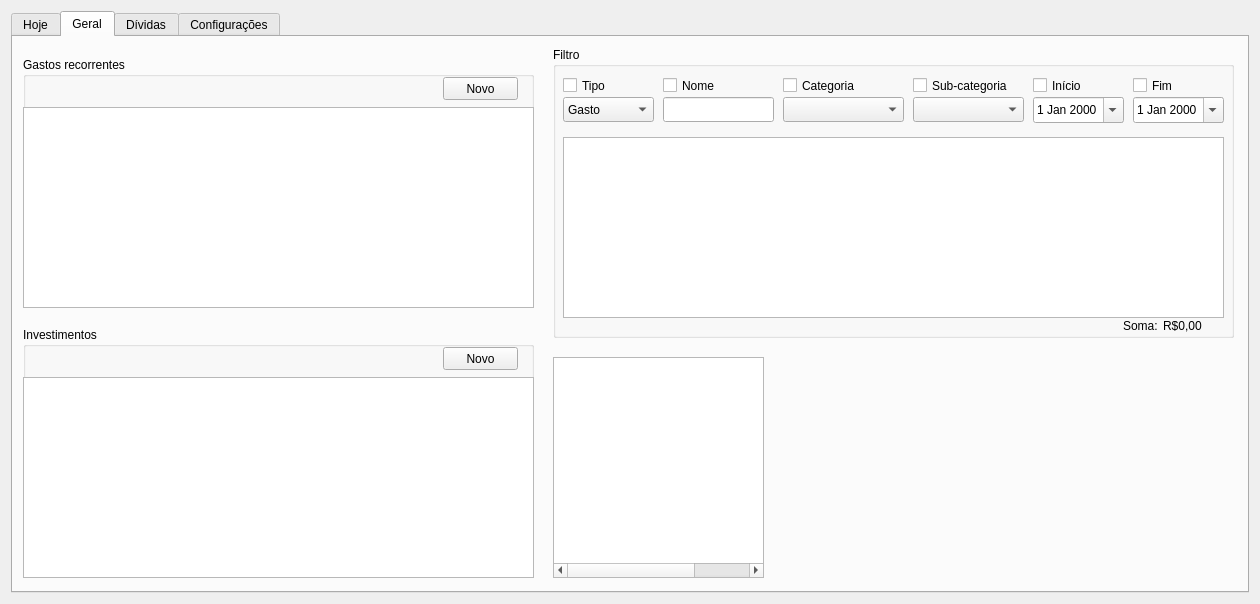
First picture: the form in ui/janela.ui, repository vazerick/controle_gastos, before the edit.
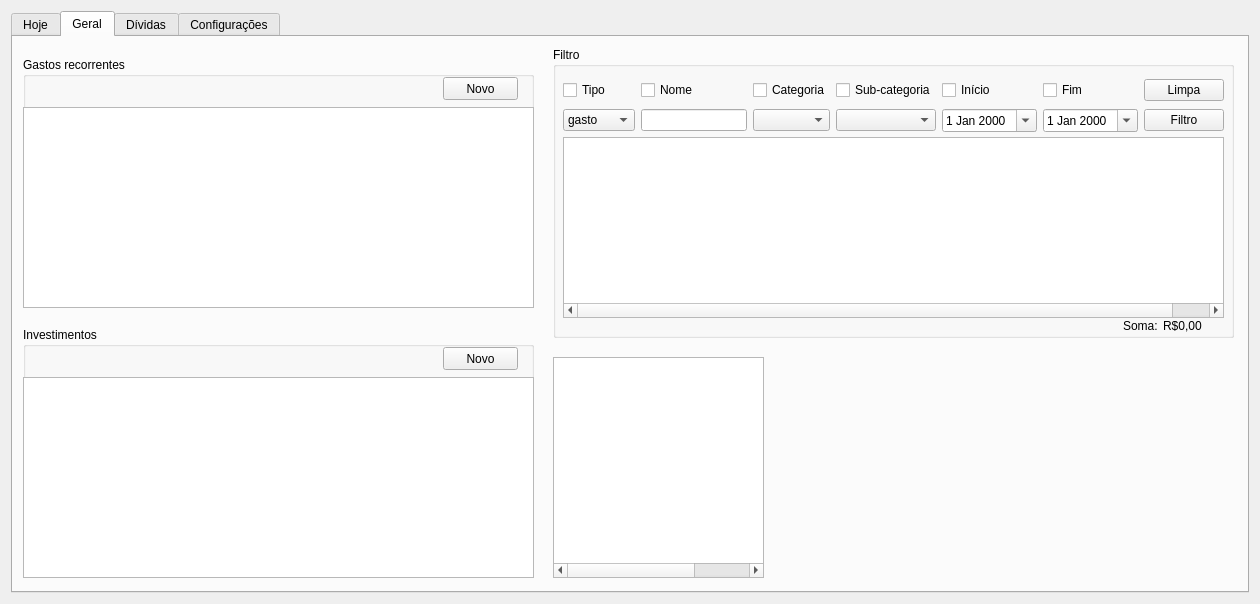
Second picture: the form after the edit. The open tabs and pages were chosen to show the change. Custom widgets are drawn as their Qt base class.

Commit message: Sistema de filtro

Diff of the .ui file:
```diff
--- a/ui/janela.ui
+++ b/ui/janela.ui
@@ -1086,63 +1086,7 @@
        <property name="title">
         <string>Filtro</string>
        </property>
-       <widget class="QComboBox" name="comboSub">
-        <property name="geometry">
-         <rect>
-          <x>360</x>
-          <y>50</y>
-          <width>111</width>
-          <height>25</height>
-         </rect>
-        </property>
-       </widget>
-       <widget class="QLineEdit" name="inputFiltro">
-        <property name="geometry">
-         <rect>
-          <x>110</x>
-          <y>50</y>
-          <width>111</width>
-          <height>25</height>
-         </rect>
-        </property>
-       </widget>
-       <widget class="QComboBox" name="comboCategoria">
-        <property name="geometry">
-         <rect>
-          <x>230</x>
-          <y>50</y>
-          <width>121</width>
-          <height>25</height>
-         </rect>
-        </property>
-       </widget>
-       <widget class="QDateEdit" name="dateInicio">
-        <property name="geometry">
-         <rect>
-          <x>480</x>
-          <y>50</y>
-          <width>91</width>
-          <height>26</height>
-         </rect>
-        </property>
-        <property name="calendarPopup">
-         <bool>true</bool>
-        </property>
-       </widget>
-       <widget class="QDateEdit" name="dateFim">
-        <property name="geometry">
-         <rect>
-          <x>580</x>
-          <y>50</y>
-          <width>91</width>
-          <height>26</height>
-         </rect>
-        </property>
-        <property name="calendarPopup">
-         <bool>true</bool>
-        </property>
-       </widget>
-       <widget class="QTreeWidget" name="treeSaida_2">
+       <widget class="QTreeWidget" name="treeFiltro">
         <property name="geometry">
          <rect>
           <x>10</x>
@@ -1170,7 +1114,7 @@
          <bool>true</bool>
         </property>
         <property name="headerHidden">
-         <bool>true</bool>
+         <bool>false</bool>
         </property>
         <attribute name="headerVisible">
          <bool>false</bool>
@@ -1181,6 +1125,11 @@
         <attribute name="headerHighlightSections">
          <bool>false</bool>
         </attribute>
+        <column>
+         <property name="text">
+          <string>Tipo</string>
+         </property>
+        </column>
         <column>
          <property name="text">
           <string>Item</string>
@@ -1225,114 +1174,6 @@
          <string>Soma: </string>
         </property>
        </widget>
-       <widget class="QCheckBox" name="checkRelCat">
-        <property name="geometry">
-         <rect>
-          <x>230</x>
-          <y>30</y>
-          <width>121</width>
-          <height>17</height>
-         </rect>
-        </property>
-        <property name="text">
-         <string>Categoria</string>
-        </property>
-       </widget>
-       <widget class="QCheckBox" name="checkRelSub">
-        <property name="geometry">
-         <rect>
-          <x>360</x>
-          <y>30</y>
-          <width>111</width>
-          <height>17</height>
-         </rect>
-        </property>
-        <property name="text">
-         <string>Sub-categoria</string>
-        </property>
-       </widget>
-       <widget class="QCheckBox" name="checkRelInicio">
-        <property name="geometry">
-         <rect>
-          <x>480</x>
-          <y>30</y>
-          <width>61</width>
-          <height>17</height>
-         </rect>
-        </property>
-        <property name="text">
-         <string>Início</string>
-        </property>
-       </widget>
-       <widget class="QCheckBox" name="checkRelFim">
-        <property name="geometry">
-         <rect>
-          <x>580</x>
-          <y>30</y>
-          <width>61</width>
-          <height>17</height>
-         </rect>
-        </property>
-        <property name="text">
-         <string>Fim</string>
-        </property>
-       </widget>
-       <widget class="QCheckBox" name="checkRelNome">
-        <property name="geometry">
-         <rect>
-          <x>110</x>
-          <y>30</y>
-          <width>61</width>
-          <height>17</height>
-         </rect>
-        </property>
-        <property name="text">
-         <string>Nome</string>
-        </property>
-       </widget>
-       <widget class="QCheckBox" name="checkRelTipo">
-        <property name="geometry">
-         <rect>
-          <x>10</x>
-          <y>30</y>
-          <width>61</width>
-          <height>17</height>
-         </rect>
-        </property>
-        <property name="text">
-         <string>Tipo</string>
-        </property>
-       </widget>
-       <widget class="QComboBox" name="comboTimpo">
-        <property name="geometry">
-         <rect>
-          <x>10</x>
-          <y>50</y>
-          <width>91</width>
-          <height>25</height>
-         </rect>
-        </property>
-        <item>
-         <property name="text">
-          <string>Gasto</string>
-         </property>
-        </item>
-        <item>
-         <property name="text">
-          <string>Entrada</string>
-         </property>
-        </item>
-        <item>
-         <property name="text">
-          <string>Fixo</string>
-         </property>
-        </item>
-        <item>
-         <property name="text">
-          <string>Reserva</string>
-         </property>
-        </item>
-       </widget>
        <widget class="QLabel" name="labelSomaFiltro">
         <property name="geometry">
          <rect>
@@ -1346,6 +1187,116 @@
          <string>R$0,00</string>
         </property>
        </widget>
+       <widget class="QWidget" name="">
+        <property name="geometry">
+         <rect>
+          <x>10</x>
+          <y>30</y>
+          <width>661</width>
+          <height>59</height>
+         </rect>
+        </property>
+        <layout class="QGridLayout" name="gridLayout_3">
+         <item row="0" column="3">
+          <widget class="QCheckBox" name="checkRelSub">
+           <property name="text">
+            <string>Sub-categoria</string>
+           </property>
+          </widget>
+         </item>
+         <item row="0" column="5">
+          <widget class="QCheckBox" name="checkRelFim">
+           <property name="text">
+            <string>Fim</string>
+           </property>
+          </widget>
+         </item>
+         <item row="1" column="2">
+          <widget class="QComboBox" name="comboCategoria"/>
+         </item>
+         <item row="1" column="5">
+          <widget class="QDateEdit" name="dateFim">
+           <property name="calendarPopup">
+            <bool>true</bool>
+           </property>
+          </widget>
+         </item>
+         <item row="0" column="2">
+          <widget class="QCheckBox" name="checkRelCat">
+           <property name="text">
+            <string>Categoria</string>
+           </property>
+          </widget>
+         </item>
+         <item row="0" column="4">
+          <widget class="QCheckBox" name="checkRelInicio">
+           <property name="text">
+            <string>Início</string>
+           </property>
+          </widget>
+         </item>
+         <item row="1" column="3">
+          <widget class="QComboBox" name="comboSub"/>
+         </item>
+         <item row="1" column="1">
+          <widget class="QLineEdit" name="inputFiltro"/>
+         </item>
+         <item row="1" column="4">
+          <widget class="QDateEdit" name="dateInicio">
+           <property name="calendarPopup">
+            <bool>true</bool>
+           </property>
+          </widget>
+         </item>
+         <item row="0" column="0">
+          <widget class="QCheckBox" name="checkRelTipo">
+           <property name="text">
+            <string>Tipo</string>
+           </property>
+          </widget>
+         </item>
+         <item row="1" column="0">
+          <widget class="QComboBox" name="comboTipo">
+           <item>
+            <property name="text">
+             <string>gasto</string>
+            </property>
+           </item>
+           <item>
+            <property name="text">
+             <string>entrada</string>
+            </property>
+           </item>
+           <item>
+            <property name="text">
+             <string>fixo</string>
+            </property>
+           </item>
+          </widget>
+         </item>
+         <item row="0" column="1">
+          <widget class="QCheckBox" name="checkRelNome">
+           <property name="text">
+            <string>Nome</string>
+           </property>
+          </widget>
+         </item>
+         <item row="1" column="6">
+          <widget class="QPushButton" name="botaoFiltro">
+           <property name="text">
+            <string>Filtro</string>
+           </property>
+          </widget>
+         </item>
+         <item row="0" column="6">
+          <widget class="QPushButton" name="botaoLimpa">
+           <property name="text">
+            <string>Limpa</string>
+           </property>
+          </widget>
+         </item>
+        </layout>
+       </widget>
       </widget>
       <widget class="QGroupBox" name="boxInvestimentos">
        <property name="geometry">
```
Left out of the diff: 8 changed lines with no effect on the pictures. The commit also changes 4 other files.
